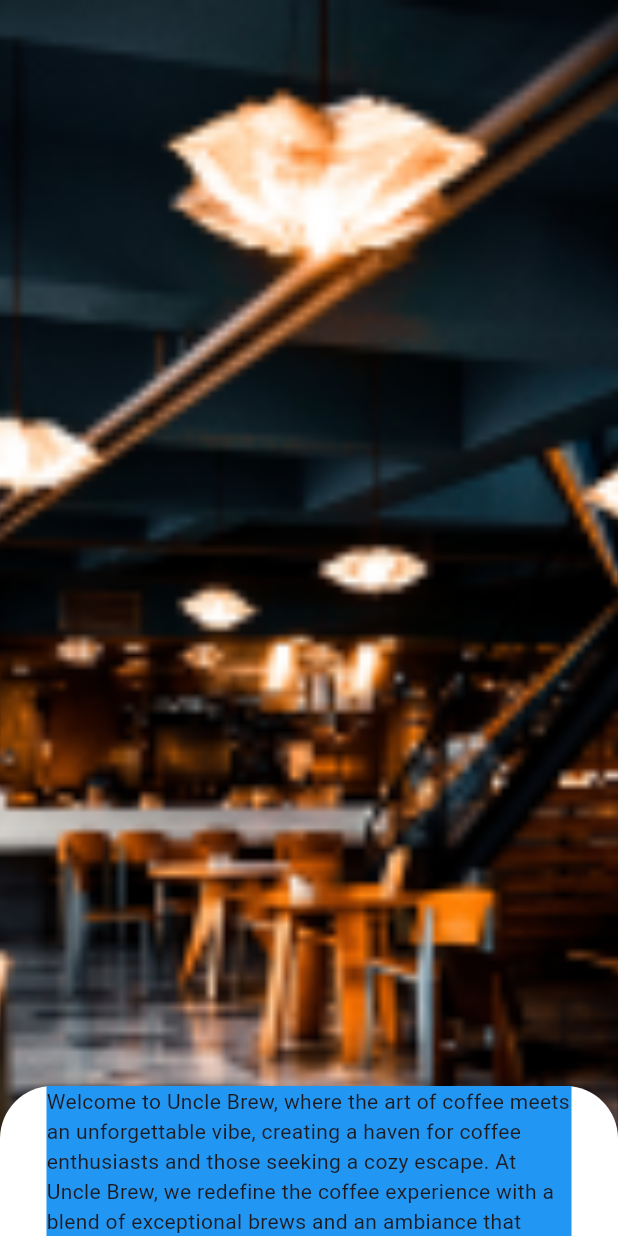
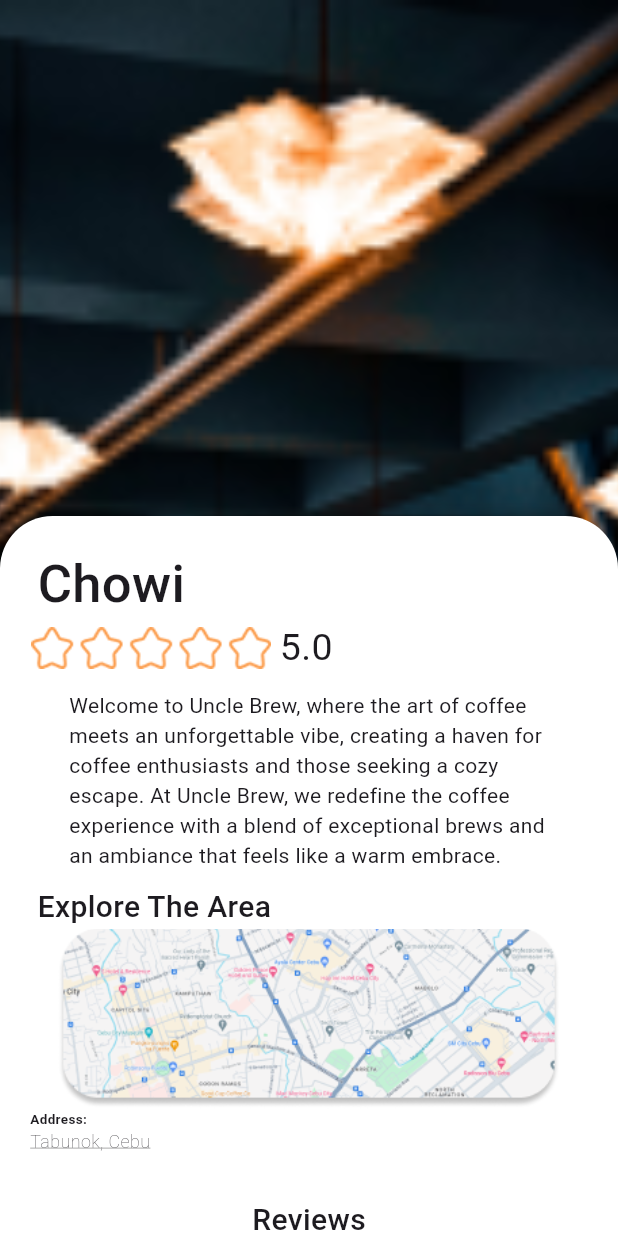
Before and after one commit to Krt-dev/KRITIK_v2023, a Flutter app: the EstablishmentProfile screen opened directly with sample values from the repository, on a phone screen of 412 x 824 dp. Run offline on Flutter 3.47's test engine with Material 3 defaults, Android fonts, the phone set to English and light mode, and no system bars; drawn by our look-alikes of sliding_up_panel; our stand-ins replace flutter_svg.

Commit message:
establishmentProfileHalfDone

```diff
--- a/kritik_version_2023/lib/components/classEstablishment.dart
+++ b/kritik_version_2023/lib/components/classEstablishment.dart
@@ -1,3 +1,5 @@
+// ignore_for_file: file_names
+
 class Establishment {
   String pathImage = '';
   String name = '';
--- a/kritik_version_2023/lib/components/establishment_grid.dart
+++ b/kritik_version_2023/lib/components/establishment_grid.dart
@@ -4,6 +4,7 @@ import "package:kritik_version_2023/components/establishment_data_grid.dart";
 import 'package:kritik_version_2023/components/establishment_profile.dart';
 
 class EstablishmentsGrid extends StatefulWidget {
+  // ignore: prefer_const_constructors_in_immutables
   EstablishmentsGrid({super.key});
 
   @override
--- a/kritik_version_2023/lib/components/establishment_profile.dart
+++ b/kritik_version_2023/lib/components/establishment_profile.dart
@@ -1,6 +1,5 @@
 import 'package:flutter/material.dart';
 import 'package:kritik_version_2023/components/classEstablishment.dart';
-import 'package:kritik_version_2023/components/establishment_data_grid.dart';
 import 'package:sliding_up_panel/sliding_up_panel.dart';
 
 class EstablishmentProfile extends StatefulWidget {
@@ -16,29 +15,92 @@ class _EstablishmentProfileState extends State<EstablishmentProfile> {
   Widget build(BuildContext context) {
     return Scaffold(
         body: SlidingUpPanel(
+      //background of teh sliding panel
       body: Container(
-        width: 100,
-        height: 100,
+        width: 0,
+        height: 0,
         decoration: BoxDecoration(
             image: DecorationImage(
                 image: AssetImage(widget.establishment.pathImage),
                 fit: BoxFit.cover)),
       ),
-      panel: Column(
-        children: [
-          Center(
-            child: Container(
-              height: 150,
-              width: 350,
-              decoration: BoxDecoration(color: Colors.blue),
-              child: Text(widget.establishment.description),
-            ),
-          )
-        ],
-      ),
-      maxHeight: 700,
+      //properties of the sliding panel
+      maxHeight: 700, //maxheight
+      minHeight: 480, //deafult height or height when close
       borderRadius: const BorderRadius.only(
           topLeft: Radius.circular(35), topRight: Radius.circular(35)),
+      //panel with Listview inside it to enable scrollable feature
+      panelBuilder: (controller) =>
+          ListView(controller: controller, padding: EdgeInsets.zero, children: [
+        Padding(
+          padding: const EdgeInsets.only(top: 20, left: 25),
+          child: Text(
+            widget.establishment.name,
+            style: const TextStyle(fontSize: 35, fontWeight: FontWeight.w500),
+          ),
+        ),
+        Padding(
+          padding: const EdgeInsets.only(left: 15, bottom: 10),
+          child: Row(
+            children: [
+              Image.asset(
+                "assets/images/stars.png",
+                height: 30,
+              ),
+              const Text(
+                "5.0",
+                style: TextStyle(fontSize: 25),
+              )
+            ],
+          ),
+        ),
+        Center(
+            child: Container(
+          height: 130,
+          width: 320,
+          child: Text(widget.establishment.description),
+        )),
+        const Padding(
+          padding: EdgeInsets.only(left: 25),
+          child: Text(
+            "Explore The Area",
+            style: TextStyle(fontSize: 20, fontWeight: FontWeight.w500),
+          ),
+        ),
+        Container(
+            height: 120,
+            width: 100,
+            child: Image.asset(
+              "assets/images/mapClickable.png",
+            )),
+        const Padding(
+          padding: EdgeInsets.only(left: 20),
+          child: Text(
+            "Address:",
+            style: TextStyle(fontSize: 9, fontWeight: FontWeight.w700),
+          ),
+        ),
+        Padding(
+          padding: const EdgeInsets.only(left: 20),
+          child: Text(
+            widget.establishment.location,
+            style: const TextStyle(
+                fontSize: 12,
+                fontWeight: FontWeight.w200,
+                decoration: TextDecoration.underline,
+                decorationColor: Colors.grey),
+          ),
+        ),
+        const Padding(
+          padding: EdgeInsets.only(top: 30),
+          child: Center(
+            child: Text("Reviews",
+                style: TextStyle(fontSize: 20, fontWeight: FontWeight.w500)),
+          ),
+        )
+      ]),
     ));
   }
 }
+
+class PanelScrollableWidget {}
--- a/kritik_version_2023/lib/components/search_bar_profile.dart
+++ b/kritik_version_2023/lib/components/search_bar_profile.dart
@@ -50,20 +50,20 @@ class _SearchBarAndProfileState extends State<SearchBarAndProfile> {
         //search bar starting
         Padding(
           padding: const EdgeInsets.only(left: 17),
-          child: Container(
+          child: SizedBox(
             height: 70,
             width: 320,
             child: Row(
               children: [
                 SvgPicture.asset("assets/images/searchIcon.svg"),
-                Padding(
-                  padding: const EdgeInsets.only(top: 20, right: 30),
+                const Padding(
+                  padding: EdgeInsets.only(top: 20, right: 30),
                   child: Padding(
-                    padding: const EdgeInsets.only(left: 8.0),
-                    child: Container(
+                    padding: EdgeInsets.only(left: 8.0),
+                    child: SizedBox(
                       height: 70,
                       width: 220,
-                      child: const TextField(
+                      child: TextField(
                         style: TextStyle(
                             fontSize: 20,
                             color: Color.fromARGB(255, 136, 129, 129)),
```
Also changed, not shown: kritik_version_2023/assets/images/mapClickable.png (added), kritik_version_2023/assets/images/stars.png (added).
